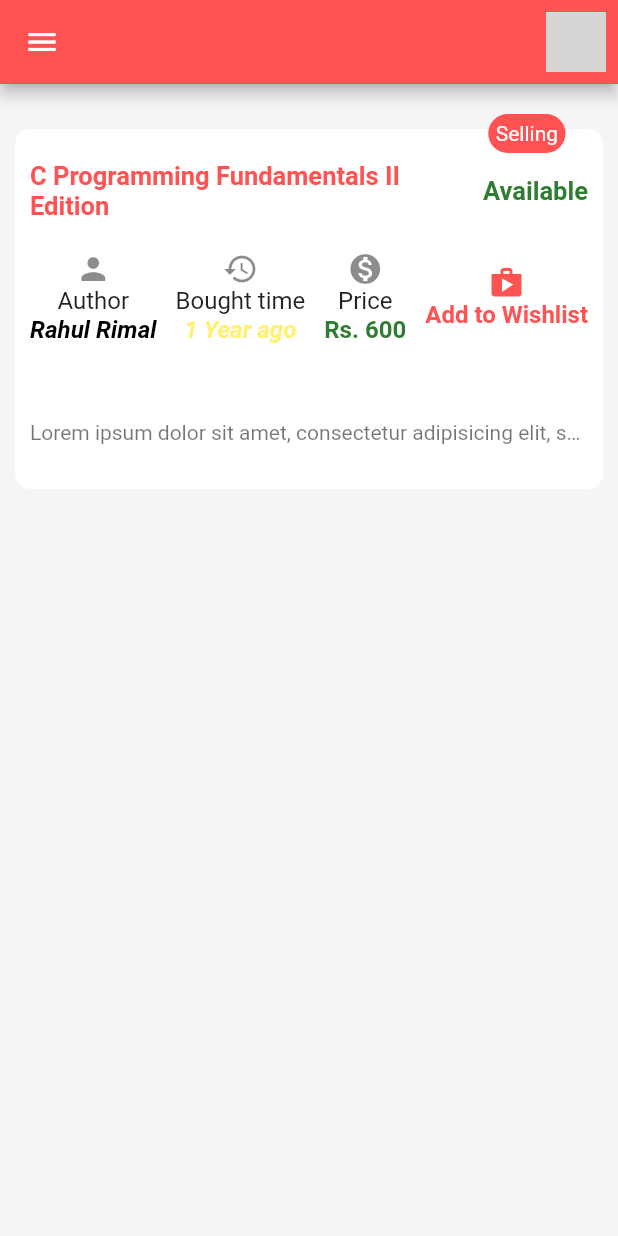
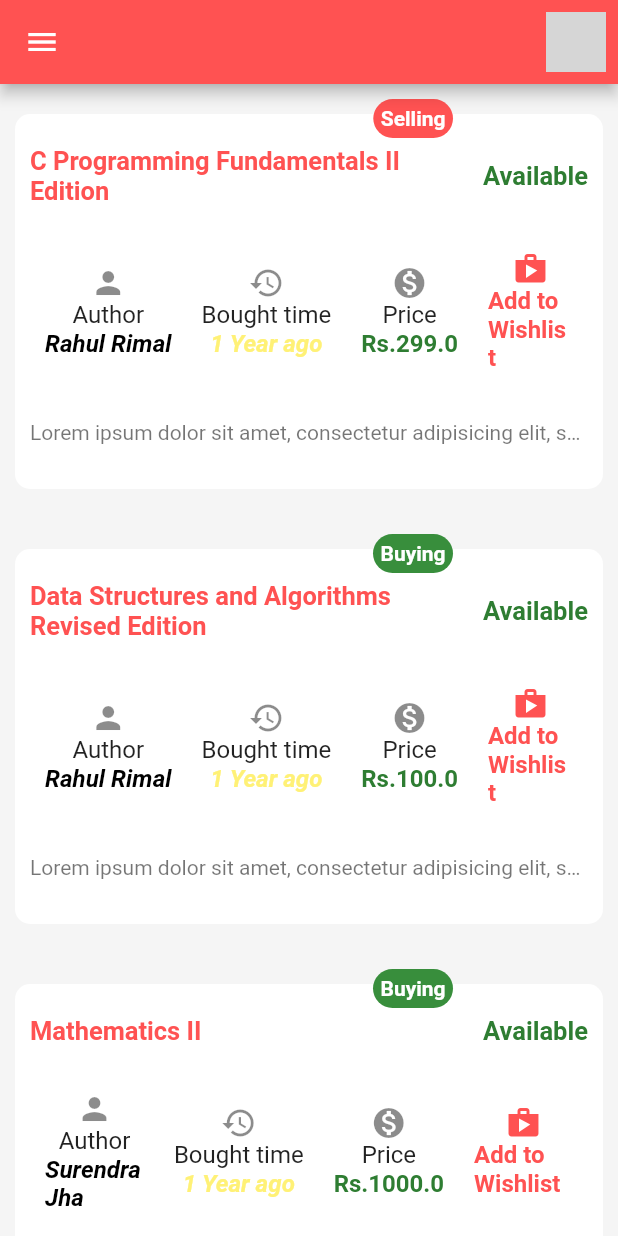
Before and after one commit to RahulRimal/share_learning, a Flutter app: the screen it shows after launch, on a phone screen of 412 x 824 dp. Run offline on Flutter 3.47's test engine with Material 2 defaults, Android fonts, the phone set to English and light mode, and no system bars; network calls fail; grey boxes are pictures that could not be loaded.

Commit message:
Post completed working on posts page

```diff
--- a/lib/models/book.dart
+++ b/lib/models/book.dart
@@ -6,6 +6,7 @@ class Book {
   final DateTime boughtTime;
   final double price;
   final bool isWishlisted;
+  final bool selling;
 
   Book({
     required this.id,
@@ -15,5 +16,6 @@ class Book {
     required this.boughtTime,
     required this.price,
     required this.isWishlisted,
+    required this.selling,
   });
 }
--- a/lib/providers/books.dart
+++ b/lib/providers/books.dart
@@ -11,7 +11,9 @@ class Books with ChangeNotifier {
       author: 'Rahul Rimal',
       boughtTime: DateTime.now(),
       price: 299,
-        isWishlisted: true),
+      isWishlisted: true,
+      selling: true,
+    ),
     Book(
       id: '1',
       title: 'Data Structures and Algorithms Revised Edition',
@@ -20,7 +22,9 @@ class Books with ChangeNotifier {
       author: 'Rahul Rimal',
       boughtTime: DateTime.now(),
       price: 100,
-        isWishlisted: false),
+      isWishlisted: false,
+      selling: false,
+    ),
     Book(
       id: '2',
       title: 'Mathematics II',
@@ -29,7 +33,9 @@ class Books with ChangeNotifier {
       author: 'Surendra Jha',
       boughtTime: DateTime.now(),
       price: 1000,
-        isWishlisted: false),
+      isWishlisted: false,
+      selling: false,
+    ),
     Book(
       id: '2',
       title: 'Computer Networking',
@@ -38,7 +44,9 @@ class Books with ChangeNotifier {
       author: 'Krishna Pd. Rimal',
       boughtTime: DateTime.now(),
       price: 800,
-        isWishlisted: true),
+      isWishlisted: true,
+      selling: true,
+    ),
   ];
 
   List<Book> get books {
--- a/lib/screens/home_screen.dart
+++ b/lib/screens/home_screen.dart
@@ -1,4 +1,5 @@
 import 'package:flutter/material.dart';
+import 'package:share_learning/providers/books.dart';
 import 'package:share_learning/widgets/app_drawer.dart';
 import 'package:share_learning/widgets/post.dart';
 
@@ -18,7 +19,18 @@ class HomeScreen extends StatelessWidget {
           ),
         ],
       ),
-      body: Post(),
+      // body: Post(),
+      body: ListView.builder(
+        itemCount: Books().books.length,
+        itemBuilder: (context, index) => Post(
+          title: Books().books[index].title,
+          description: Books().books[index].description,
+          author: Books().books[index].author,
+          boughtTime: Books().books[index].boughtTime,
+          price: Books().books[index].price,
+          selling: Books().books[index].selling,
+        ),
+      ),
     );
   }
 }
--- a/lib/widgets/post.dart
+++ b/lib/widgets/post.dart
@@ -1,26 +1,47 @@
 import 'package:flutter/material.dart';
 
+// ignore: must_be_immutable
 class Post extends StatelessWidget {
-  // final String title;
+  final String title;
+  final String author;
+  final String description;
+  final DateTime boughtTime;
+  final double price;
+  final bool selling;
+
+  Post({
+    required this.title,
+    required this.author,
+    required this.description,
+    required this.boughtTime,
+    required this.price,
+    required this.selling,
+  });
+
+  bool flexAuthorName = false;
+
+  bool _shouldFlex(String testString) {
+    if (testString.length > 11) return true;
+    return false;
+  }
 
   @override
   Widget build(BuildContext context) {
     return Container(
       padding: EdgeInsets.symmetric(
         horizontal: 10,
-        vertical: 30,
+        vertical: 20,
       ),
       child: Stack(
         clipBehavior: Clip.none,
         children: [
           Container(
-            height: 240,
+            height: 250,
             decoration: BoxDecoration(
               color: Colors.white,
               borderRadius: BorderRadius.circular(10),
             ),
             child: ListTile(
-              // tileColor: Colors.white,
               contentPadding: EdgeInsets.only(
                 top: 17,
                 bottom: 50,
@@ -34,7 +55,7 @@ class Post extends StatelessWidget {
                     children: [
                       Flexible(
                         child: Text(
-                          'C Programming Fundamentals II Edition',
+                          this.title,
                           style: TextStyle(
                             color: Theme.of(context).primaryColor,
                             fontSize: 17,
@@ -58,33 +79,53 @@ class Post extends StatelessWidget {
                   Row(
                     mainAxisAlignment: MainAxisAlignment.spaceBetween,
                     children: [
-                      Container(
+                      _shouldFlex(this.author)
+                          ? Flexible(
+                              child: Container(
+                                padding: EdgeInsets.all(10),
                                 child: Column(
                                   mainAxisSize: MainAxisSize.min,
                                   children: [
                                     Icon(Icons.person),
                                     Text('Author'),
-                            Flexible(
-                              child: Text(
-                                'Rahul Rimal',
+                                    Text(
+                                      this.author,
                                       style: TextStyle(
                                         color: Colors.black,
                                         fontWeight: FontWeight.w600,
                                         fontStyle: FontStyle.italic,
                                       ),
                                     ),
+                                  ],
+                                ),
+                              ),
+                            )
+                          : Container(
+                              padding: EdgeInsets.all(10),
+                              child: Column(
+                                children: [
+                                  Icon(Icons.person),
+                                  Text('Author'),
+                                  Text(
+                                    this.author,
+                                    textAlign: TextAlign.center,
+                                    style: TextStyle(
+                                      color: Colors.black,
+                                      fontWeight: FontWeight.w600,
+                                      fontStyle: FontStyle.italic,
+                                    ),
                                   ),
                                 ],
                               ),
                             ),
                       Container(
+                        padding: EdgeInsets.all(10),
                         child: Column(
                           mainAxisSize: MainAxisSize.min,
                           children: [
                             Icon(Icons.history),
-                            Flexible(child: Text('Bought time')),
-                            Flexible(
-                              child: Text(
+                            Text('Bought time'),
+                            Text(
                               '1 Year ago',
                               style: TextStyle(
                                 color: Colors.yellow[300],
@@ -92,18 +133,18 @@ class Post extends StatelessWidget {
                                 fontStyle: FontStyle.italic,
                               ),
                             ),
-                            ),
                           ],
                         ),
                       ),
                       Container(
+                        padding: EdgeInsets.all(10),
                         child: Column(
                           mainAxisSize: MainAxisSize.min,
                           children: [
                             Icon(Icons.monetization_on),
                             Text('Price'),
                             Text(
-                              'Rs. 600',
+                              'Rs.$price',
                               style: TextStyle(
                                 color: Colors.green[800],
                                 fontWeight: FontWeight.w600,
@@ -112,7 +153,9 @@ class Post extends StatelessWidget {
                           ],
                         ),
                       ),
-                      Container(
+                      Flexible(
+                        child: Container(
+                          padding: EdgeInsets.all(10),
                           child: Column(
                             mainAxisSize: MainAxisSize.min,
                             children: [
@@ -120,16 +163,15 @@ class Post extends StatelessWidget {
                                 Icons.shop,
                                 color: Theme.of(context).primaryColor,
                               ),
-                            Flexible(
-                              child: Text(
+                              Text(
                                 'Add to Wishlist',
                                 style: TextStyle(
                                   color: Theme.of(context).primaryColor,
                                   fontWeight: FontWeight.w600,
                                 ),
                               ),
+                            ],
                           ),
-                          ],
                         ),
                       ),
                     ],
@@ -147,17 +189,20 @@ class Post extends StatelessWidget {
           ),
           Positioned(
             top: -10,
-            right: 25,
+            right: 100,
             child: Container(
               padding: EdgeInsets.all(5),
               decoration: BoxDecoration(
                 borderRadius: BorderRadius.circular(15),
-                color: Theme.of(context).primaryColor,
+                color: selling
+                    ? Theme.of(context).primaryColor
+                    : Colors.green[700],
               ),
               child: Text(
-                'Selling',
+                selling ? 'Selling' : 'Buying',
                 style: TextStyle(
                   color: Colors.white,
+                  fontWeight: FontWeight.w600,
                 ),
               ),
             ),
```
Lines whose indentation alone changed are shown as unchanged.
